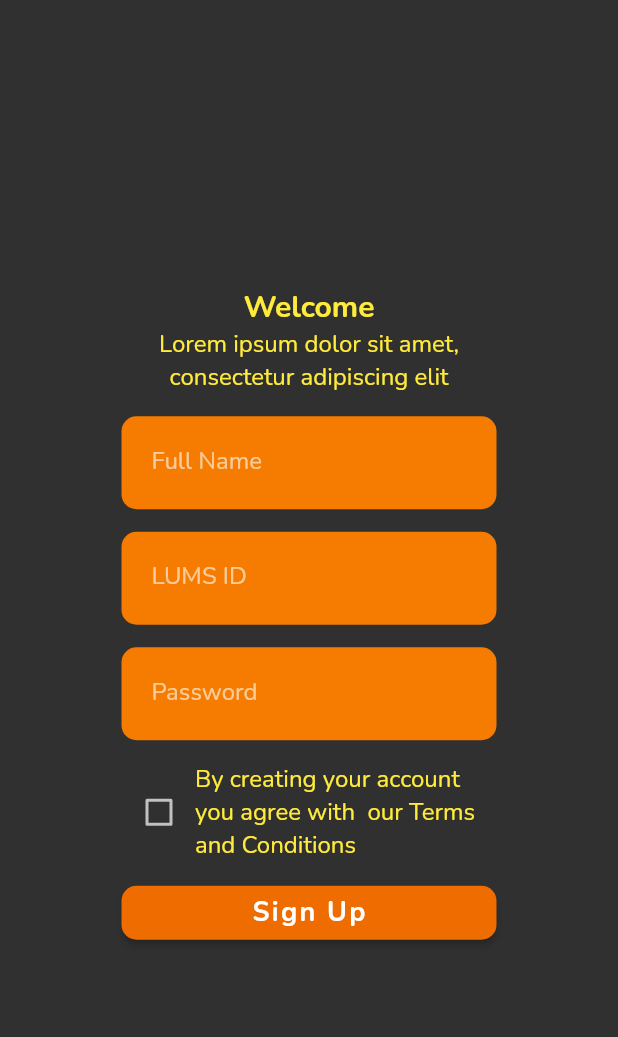
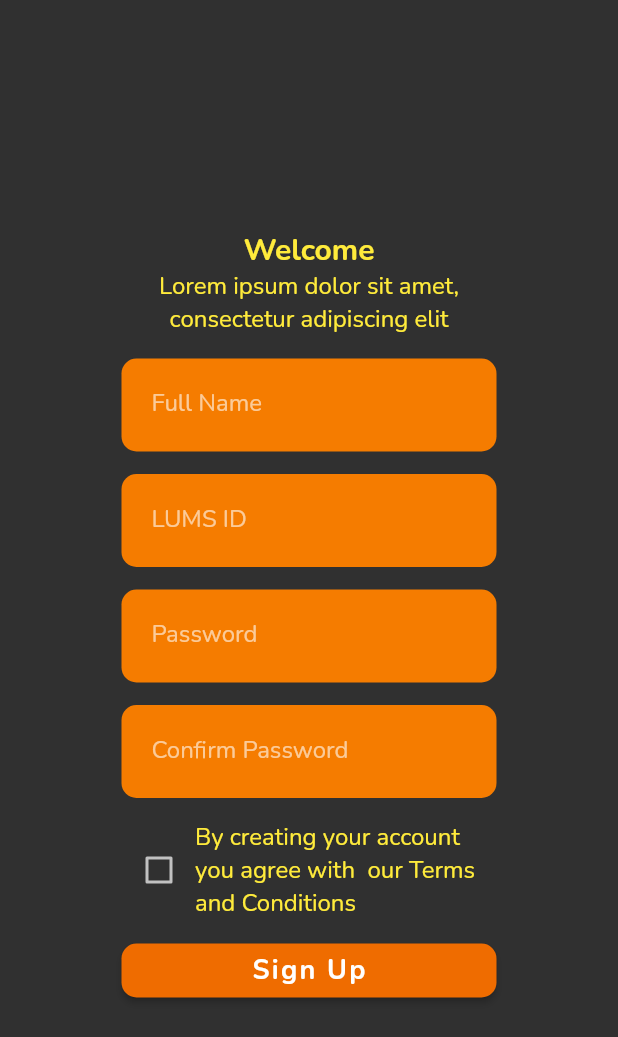
Before and after one commit to suleman-mahmood/card-pay, a Flutter app: the SignUpScreen screen opened by its route, on a phone screen of 412 x 824 dp. Shown: the top 1037 px of the screen. Run offline on Flutter 3.47's test engine with Material 2 defaults, Android fonts, the light colour scheme and no system bars; our stand-ins replace cloud_firestore, firebase_auth, firebase_core, font_awesome_flutter, google_fonts, pin_code_fields and 1 more; accounts and stored records are empty.

Commit message:
Added Confirm Password field

```diff
--- a/frontend-flutter/lib/signup/signup.dart
+++ b/frontend-flutter/lib/signup/signup.dart
@@ -7,6 +7,7 @@
 class SignUpScreen extends StatelessWidget {
   String email = '';
   String password = '';
+  String confirmpassword = '';
   final _signupformkey = GlobalKey<FormState>();
 
   SignUpScreen({Key? key}) : super(key: key);
@@ -122,6 +123,38 @@
                     ),
                   ),
                   Container(
+                    width: 250,
+                    margin: const EdgeInsets.only(top: 15),
+                    padding: const EdgeInsets.only(left: 20),
+                    decoration: BoxDecoration(
+                      borderRadius: const BorderRadius.all(
+                        Radius.circular(10),
+                      ),
+                      color: Colors.orange[700],
+                    ),
+                    child: TextFormField(
+                      // ignore: non_constant_identifier_names
+                      onChanged: (ConfirmpasswordValue) =>
+                          confirmpassword = ConfirmpasswordValue,
+                      autovalidateMode: AutovalidateMode.onUserInteraction,
+                      decoration: const InputDecoration(
+                        labelText: 'Confirm Password',
+                        border: InputBorder.none,
+                      ),
+                      // ignore: non_constant_identifier_names
+                      validator: (ConfirmpasswordValue) {
+                        if (ConfirmpasswordValue != null) {
+                          print("Password is $ConfirmpasswordValue");
+                          if (confirmpassword != password) {
+                            printError("The Password does not Match");
+                          } else {
+                            printInGreen("Password Matched");
+                          }
+                        }
+                      },
+                    ),
+                  ),
+                  Container(
                     margin: EdgeInsets.only(top: 15),
                     child: Row(
                       mainAxisAlignment: MainAxisAlignment.center,
@@ -145,9 +178,11 @@
                       shape: RoundedRectangleBorder(
                         borderRadius: BorderRadius.circular(10),
                       ),
-                      onPressed: () => (email.isValidID && password.isValidID)
-                          ? _submit(context, email, password)
-                          : printError("Incorrect Input - Cannot Sign up"),
+                      onPressed: () =>
+                          (email.isValidID && password.isValidID) &&
+                                  (password == confirmpassword)
+                              ? _submit(context, email, password)
+                              : printError("Incorrect Input - Cannot Sign up"),
                       child: const Text(
                         'Sign Up',
                       ),
```
